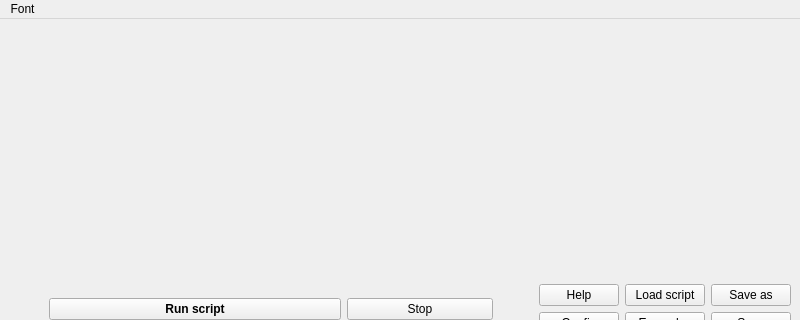
Old version of the form src/gui/ascriptwindow.ui in the repository andrmor/ANTS2; both pictures show x 0 to 800 and y 0 to 320 of the 800 by 600 pixel window.
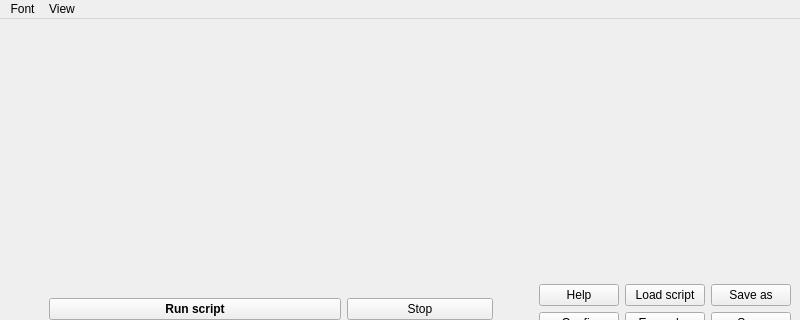
New version of the form.

What changed in the file:
```diff
--- a/src/gui/ascriptwindow.ui
+++ b/src/gui/ascriptwindow.ui
@@ -166,7 +166,17 @@
     <addaction name="separator"/>
     <addaction name="actionSelect_font"/>
    </widget>
+   <widget class="QMenu" name="menuView">
+    <property name="title">
+     <string>View</string>
+    </property>
+    <addaction name="actionShow_all_messenger_windows"/>
+    <addaction name="actionHide_all_messenger_windows"/>
+    <addaction name="separator"/>
+    <addaction name="actionClear_unused_messenger_windows"/>
+   </widget>
    <addaction name="menuFont"/>
+   <addaction name="menuView"/>
   </widget>
   <action name="actionIncrease_font_size">
    <property name="text">
```
Left out of the diff: 15 changed lines with no effect on the pictures.
